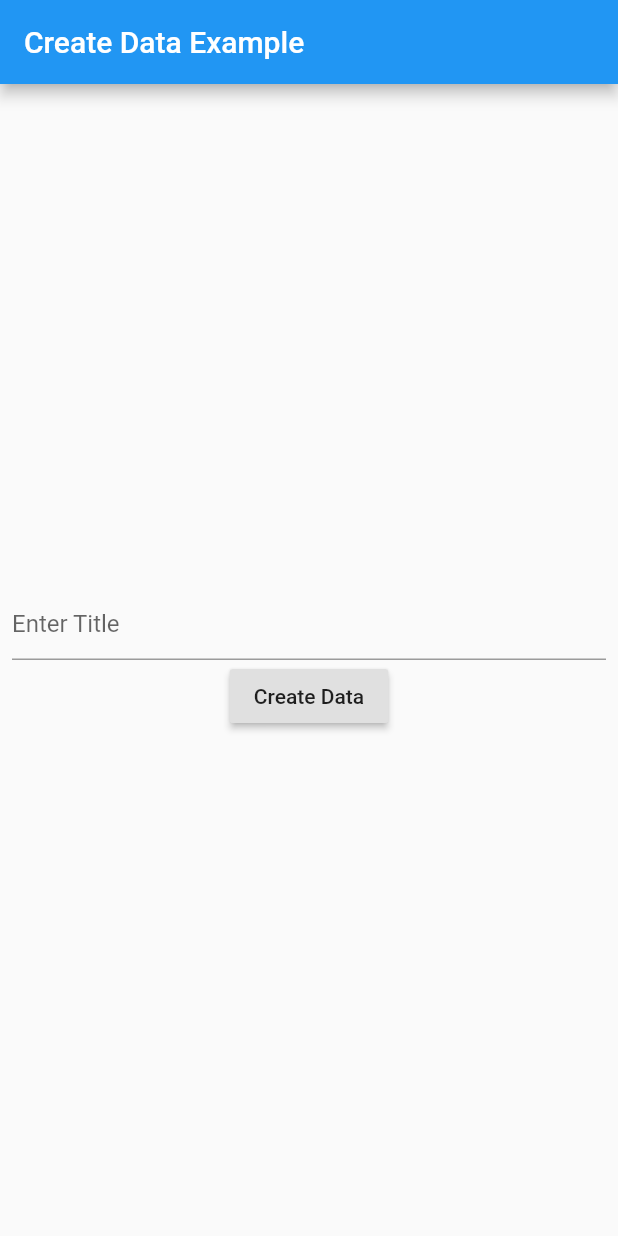
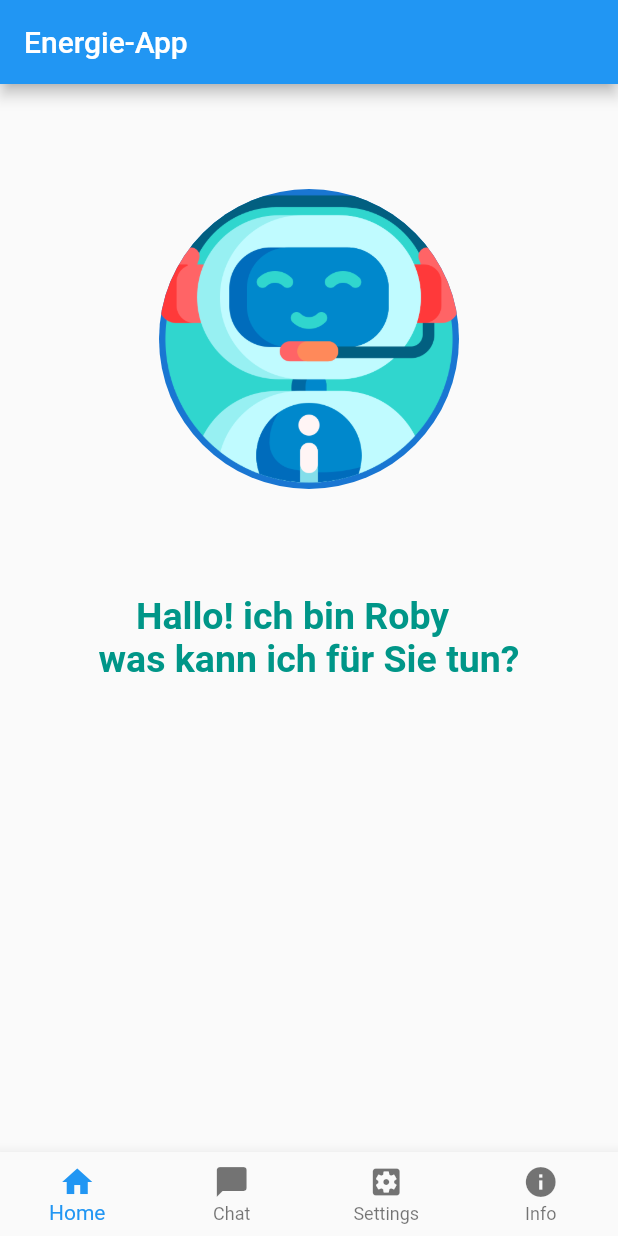
Before and after one commit to hassenrebaa/Flutter-Applikation-, a Flutter app: the screen it shows after launch, on a phone screen of 412 x 824 dp. Run offline on Flutter 3.47's test engine with Material 2 defaults, Android fonts, the phone set to English and light mode, and no system bars.

```diff
--- a/lib/chat_Details.dart
+++ b/lib/chat_Details.dart
@@ -1,6 +1,6 @@
 import 'package:flutter/material.dart';
 
-class ChatDetails extends StatefulWidget {
+class ChatDetails2 extends StatefulWidget {
   @override
   _ChatDetailsState createState() => _ChatDetailsState();
 }
--- a/lib/main.dart
+++ b/lib/main.dart
@@ -1,9 +1,10 @@
-/*
 import 'package:flutter/cupertino.dart';
 import 'package:flutter/material.dart';
 import 'Einstellung.dart';
-import 'Layout.dart';
 import 'chat.dart';
+
+
+
 
 void main()  => runApp(
     MaterialApp(
@@ -36,17 +37,15 @@ class _HomeState extends State<Home>{
             alignment: Alignment.center,
             child:  CircleAvatar(
               radius: 100,
-        backgroundImage: AssetImage('Images/bot.png'),
+              backgroundImage: AssetImage('Images/bot.png'), // Hier Changes
             ),
           ),
-   Text(" Hallo! ich bin Roby\nwas kann ich für Sie tun?",style: TextStyle(color: Colors.teal, fontSize: 25,fontWeight: FontWeight.bold),),
+          Text("    Hallo! ich bin Roby\nwas kann ich für Sie tun?",style: TextStyle(color: Colors.teal, fontSize: 25,fontWeight: FontWeight.bold),),
         ],),
     ),
-
-    Center(child: ChatDetails(),),
-    Center(child:),
+    Center (child: ChatDetails(),),
     Center (child: MyApp()),
-    Center(child: ListView(
+    Center (child: ListView(
       children: <Widget>[
         Container(
           margin: const EdgeInsets.only(top: 30.0),
@@ -78,7 +77,6 @@ class _HomeState extends State<Home>{
             , style: TextStyle(color: Colors.black45,
               fontSize: 20),),
         ),
-
         Container(
           margin: const EdgeInsets.only(top: 20,left: 50,right: 50) ,
           child: CupertinoButton(
@@ -94,7 +92,6 @@ class _HomeState extends State<Home>{
     ),),
 
   ];
-
   @override
   Widget build(BuildContext context) {
     return Scaffold(
@@ -142,110 +139,4 @@ class _HomeState extends State<Home>{
 
     );
   }
-}*/
-import 'dart:async';
-import 'dart:convert';
-import 'package:flutter/material.dart';
-import 'package:http/http.dart' as http;
-Future<Album> createAlbum(String text) async {
-  final http.Response response = await http.post(
-    'https://runtime-demo.eu-de.mybluemix.net/api/chat',
-    headers: <String, String>{
-      'Content-Type':'application/json; charset=UTF-8',
-      'historyID':'dsdsadsadasdasddsds',
-      'username':'test',
-    },
-    body: jsonEncode(<String, String>{
-      "text": '${text}' ,
-    }),
-  );
-  if (response.statusCode == 200) {
-    return Album.fromJson(json.decode(response.body));
-  } else {
-    throw Exception('Failed to create...');
 }
-}
-class Album {
-  final String historyID;
-  final String Username;
-  final String text;
-
-
-  Album({this.historyID,this.Username,this.text});
-
-  factory Album.fromJson(Map<String, dynamic> json) {
-    return Album(
-      historyID: json['historyID'],
-      Username: json['Username'],
-      text: json['text'],
-
-    );
-  }
-}
-
-void main() {
-  runApp(MyApp());
-}
-
-class MyApp extends StatefulWidget {
-  MyApp({Key key}) : super(key: key);
-
-  @override
-  _MyAppState createState() {
-    return _MyAppState();
-  }
-}
-
-class _MyAppState extends State<MyApp> {
-  final TextEditingController _controller = TextEditingController();
-  Future<Album> _futureAlbum;
-
-  @override
-  Widget build(BuildContext context) {
-    return MaterialApp(
-      title: 'Create Data Example',
-      theme: ThemeData(
-        primarySwatch: Colors.blue,
-      ),
-      home: Scaffold(
-        appBar: AppBar(
-          title: Text('Create Data Example'),
-        ),
-        body: Container(
-          alignment: Alignment.center,
-          padding: const EdgeInsets.all(8.0),
-          child: (_futureAlbum == null)
-              ? Column(
-            mainAxisAlignment: MainAxisAlignment.center,
-            children: <Widget>[
-              TextField(
-                controller: _controller,
-                decoration: InputDecoration(hintText: 'Enter Title'),
-              ),
-              RaisedButton(
-                child: Text('Create Data'),
-                onPressed: () {
-                  setState(() {
-                    _futureAlbum = createAlbum(_controller.text);
-                  });
-                },
-              ),
-            ],
-          )
-              : FutureBuilder<Album>(
-            future: _futureAlbum,
-            builder: (context, snapshot) {
-              if (snapshot.hasData) {
-                return Text(snapshot.data.text);
-              } else if (snapshot.hasError) {
-                return Text("${snapshot.error}");
-              }
-
-              return CircularProgressIndicator();
-            },
-          ),
-        ),
-      ),
-    );
-  }
-}
```
Also changed, not shown: lib/chat.dart (+34 -51 lines), lib/chatrep.dart (+20 -49 lines), pubspec.lock. Lines whose indentation alone changed are shown as unchanged.
